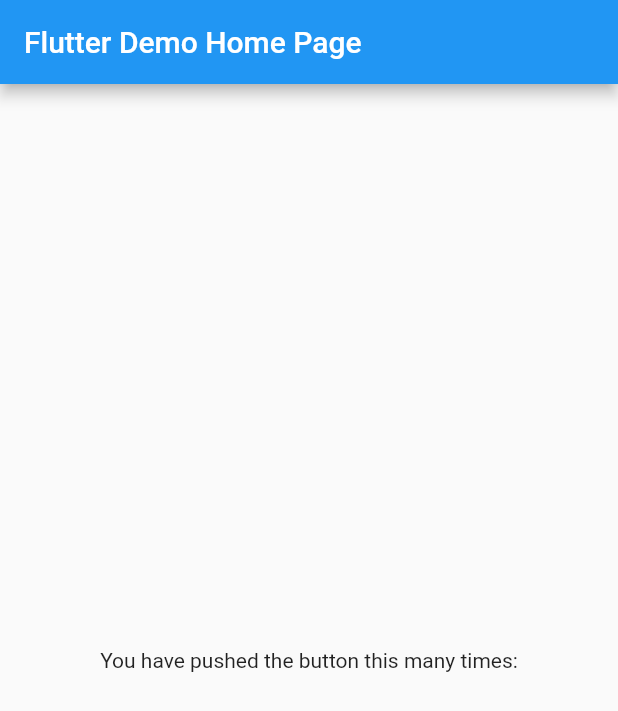
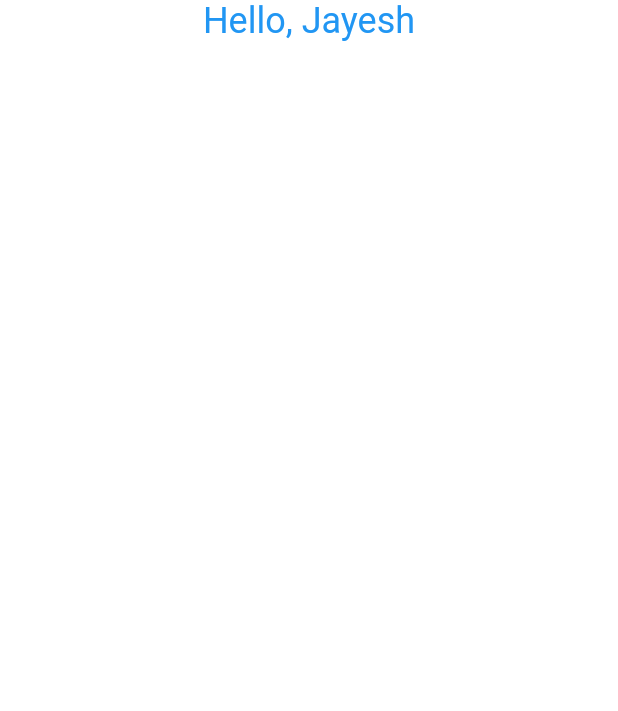
Before and after one commit to iamjv8/todo, a Flutter app: the screen it shows after launch, on a phone screen of 412 x 824 dp. Shown: the top 711 px of the screen. Run offline on Flutter 3.47's test engine with Material 2 defaults, Android fonts, the phone set to English and light mode, and no system bars.

Commit message:
Added Text widget

```diff
--- a/lib/main.dart
+++ b/lib/main.dart
@@ -10,6 +10,12 @@ class MyApp extends StatelessWidget {
       title: 'Flutter Demo',
       theme: ThemeData(
         primarySwatch: Colors.blue,
+        textTheme: TextTheme(
+          headline: TextStyle(
+            fontSize: 24,
+            color: Colors.blue,
+          ),
+        ),
       ),
       home: MyHomePage(title: 'Flutter Demo Home Page'),
     );
@@ -25,20 +31,21 @@ class MyHomePage extends StatefulWidget {
 }
 
 class _MyHomePageState extends State<MyHomePage> {
-
   @override
   Widget build(BuildContext context) {
-    return Scaffold(
-      appBar: AppBar(
-        title: Text(widget.title),
-      ),
-      body: Center(
+    return Container(
+      height: double.infinity,
+      width: double.infinity,
+      color: Colors.white,
+      child: SafeArea(
         child: Column(
-          mainAxisAlignment: MainAxisAlignment.center,
           children: <Widget>[
-            Text(
-              'You have pushed the button this many times:',
-            ),
+            Container(
+              child: Text(
+                'Hello, Jayesh',
+                style: Theme.of(context).textTheme.headline,
+              ),
+            )
           ],
         ),
       ),
```
